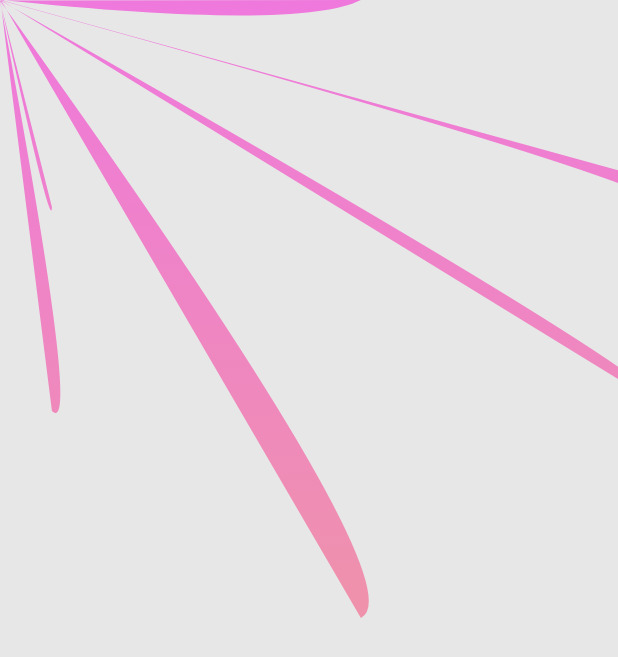
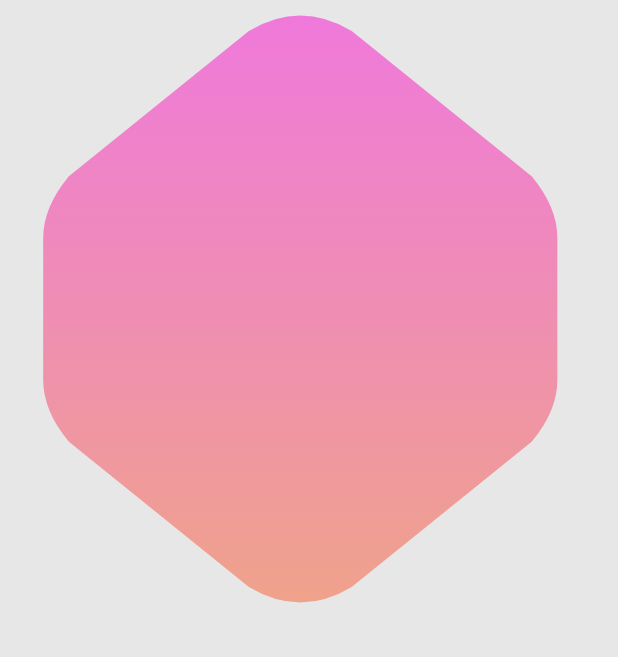
Before and after one commit to timsneath/landmarks_flutter, a Flutter app: the screen it shows after launch, on a phone screen of 412 x 824 dp. Shown: the top 657 px of the screen. Run offline on Flutter 3.47's test engine with Material 2 defaults, Android fonts, the phone set to English and light mode, and no system bars; missing offline and left inert: apple_maps_flutter.

Commit message:
Step 4.2 success

```diff
--- a/lib/main.dart
+++ b/lib/main.dart
@@ -25,7 +25,9 @@ class LandmarksApp extends StatelessWidget {
   @override
   Widget build(BuildContext context) {
     return const CupertinoApp(
-      home: Badge(),
+      home: SafeArea(
+        child: Badge(),
+      ),
     );
   }
 }
--- a/lib/widgets/badge_background.dart
+++ b/lib/widgets/badge_background.dart
@@ -9,8 +9,8 @@ class BadgeBackground extends CustomPainter {
       Color.fromARGB(255, 239, 120, 221),
       Color.fromARGB(255, 239, 172, 120),
     ],
-    begin: Alignment.topCenter,
-    end: Alignment.bottomCenter,
+    begin: Alignment(0, -1),
+    end: Alignment(0, 0.2),
   );
 
   @override
@@ -20,21 +20,22 @@ class BadgeBackground extends CustomPainter {
       ..shader = fill.createShader(rect)
       ..style = PaintingStyle.fill;
 
-    final width = min(size.height, size.width);
-    final height = width;
     const xScale = 0.832;
+    final height = min(size.height, size.width);
+    final width = height * xScale;
     final xOffset = (width * (1.0 - xScale)) / 2.0;
 
     final path = Path()
       ..moveTo(width * 0.95 + xOffset,
           height * (0.20 + HexagonParameters.adjustment));
     for (final segment in HexagonParameters.segments) {
-      path.lineTo(segment.line.dx, segment.line.dy);
+      path.lineTo(width * segment.line.dx + xOffset, height * segment.line.dy);
       path.quadraticBezierTo(
-          width * segment.curve.dx + xOffset,
-          height * segment.curve.dy,
-          width * segment.control.dx + xOffset,
-          height * segment.control.dy);
+        width * segment.control.dx + xOffset,
+        height * segment.control.dy,
+        width * segment.curve.dx + xOffset,
+        height * segment.curve.dy,
+      );
     }
 
     canvas.drawPath(path, paintColor);
```
